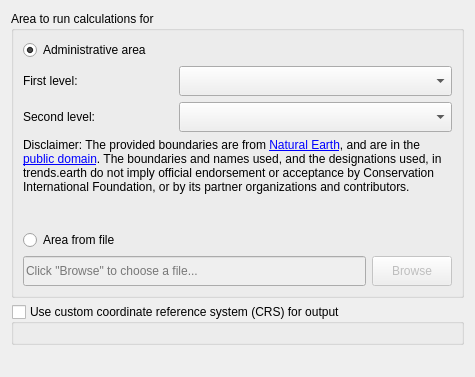
Before: the Qt Designer form LDMP/gui/WidgetSelectArea.ui in ConservationInternational/trends.earth, drawn with Qt 5.
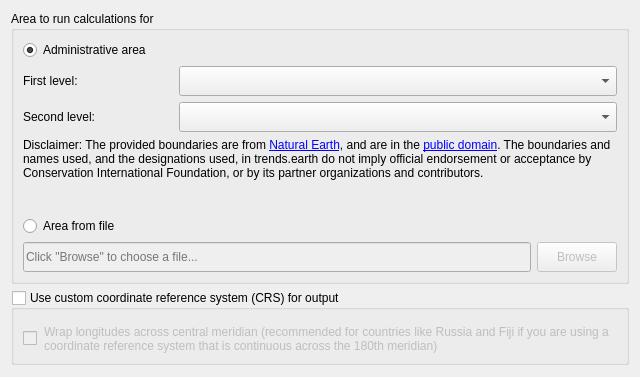
After: the same form once the commit is applied. Custom widgets are drawn as their Qt base class.

Commit message: Add a fix for when custom QGIS widgets are used.

What changed in the file:
```diff
--- a/LDMP/gui/WidgetSelectArea.ui
+++ b/LDMP/gui/WidgetSelectArea.ui
@@ -6,7 +6,7 @@
    <rect>
     <x>0</x>
     <y>0</y>
-    <width>475</width>
+    <width>640</width>
     <height>377</height>
    </rect>
   </property>
@@ -240,8 +240,31 @@
      <property name="checked">
       <bool>false</bool>
      </property>
-     <layout class="QHBoxLayout" name="horizontalLayout">
-      <item>
+     <layout class="QGridLayout" name="gridLayout">
+      <item row="1" column="0">
+       <widget class="QCheckBox" name="checkBox_custom_crs_wrap">
+        <property name="maximumSize">
+         <size>
+          <width>15</width>
+          <height>16777215</height>
+         </size>
+        </property>
+        <property name="text">
+         <string/>
+        </property>
+       </widget>
+      </item>
+      <item row="1" column="1">
+       <widget class="QLabel" name="label_custom_crs_wrap">
+        <property name="text">
+         <string>Wrap longitudes across central meridian (recommended for countries like Russia and Fiji if you are using a coordinate reference system that is continuous across the 180th meridian)</string>
+        </property>
+        <property name="wordWrap">
+         <bool>true</bool>
+        </property>
+       </widget>
+      </item>
+      <item row="0" column="0" colspan="2">
        <widget class="QgsProjectionSelectionWidget" name="mQgsProjectionSelectionWidget"/>
       </item>
      </layout>
```
The commit also changes 1 other file.
